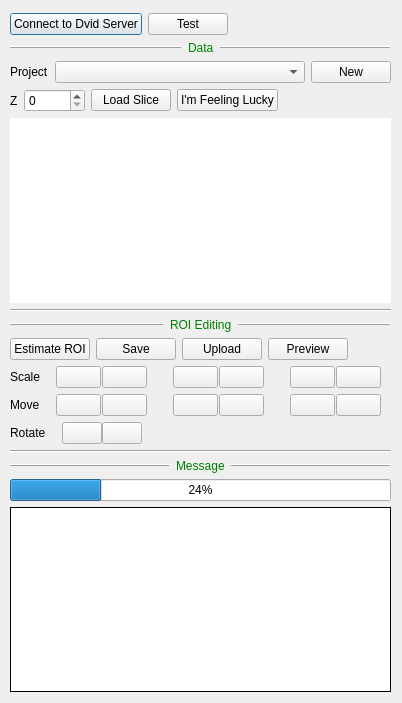
Above: neurolabi/gui/zflyemroidialog.ui from janelia-flyem/NeuTu before the change. Below: the same form after it.
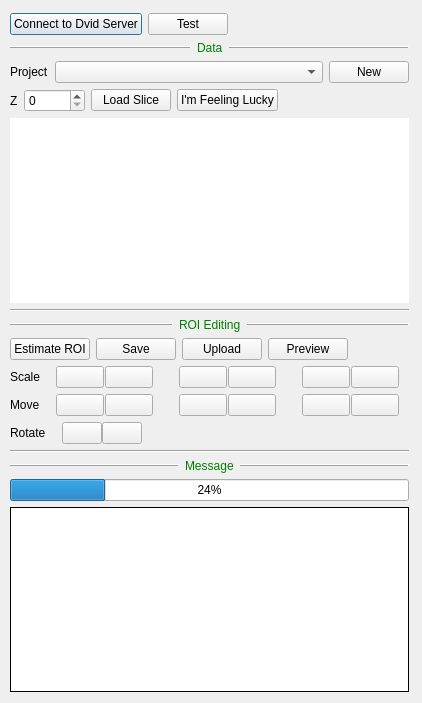
That is the form after the change. Icons and pictures are not drawn.

```diff
--- a/neurolabi/gui/zflyemroidialog.ui
+++ b/neurolabi/gui/zflyemroidialog.ui
@@ -6,19 +6,19 @@
    <rect>
     <x>0</x>
     <y>0</y>
-    <width>402</width>
+    <width>422</width>
     <height>703</height>
    </rect>
   </property>
   <property name="windowTitle">
    <string>ROI Project</string>
   </property>
-  <widget class="QWidget" name="">
+  <widget class="QWidget" name="layoutWidget">
    <property name="geometry">
     <rect>
      <x>10</x>
      <y>13</y>
-     <width>381</width>
+     <width>399</width>
      <height>679</height>
     </rect>
    </property>
```
